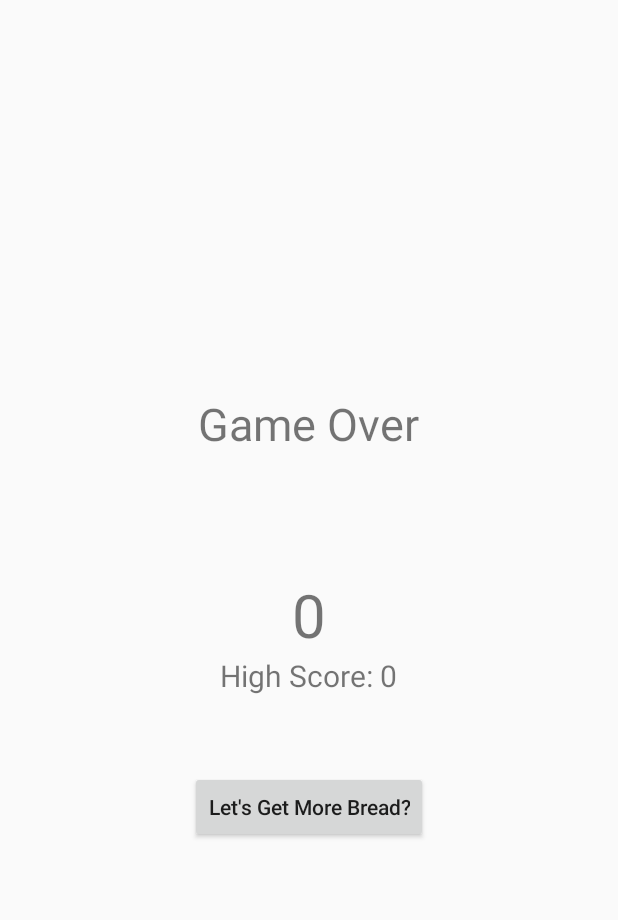
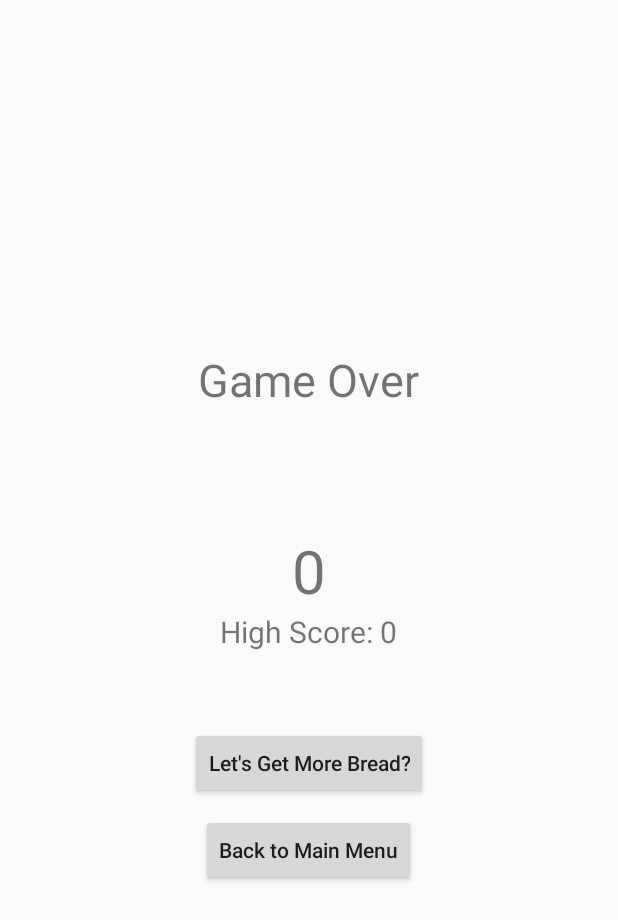
Before and after one commit to thehanriver/Lets-Get-This-Bread, an Android app: the ResultScreen screen opened directly, with no data from a screen before it, on a phone screen of 412 x 824 dp. Shown: the top 920 px of the screen. Run offline under Robolectric (Android 15) with nearby library versions, the phone set to English and light mode, and no system bars.

Commit message:
Added button function for start and end screen
buttons are linked to layouts

```diff
--- a/app/src/main/AndroidManifest.xml
+++ b/app/src/main/AndroidManifest.xml
@@ -9,7 +9,8 @@
         android:roundIcon="@drawable/bread_icon"
         android:supportsRtl="true"
         android:theme="@style/AppTheme">
-        <activity android:name=".MainActivity">
+        <activity android:name=".StartScreen"
+            android:screenOrientation="portrait">
             <intent-filter>
                 <action android:name="android.intent.action.MAIN" />
 
@@ -17,7 +18,7 @@
             </intent-filter>
         </activity>
         <activity android:name=".ResultScreen" />
-        <activity android:name=".StartScreen"></activity>
+        <activity android:name=".MainActivity"></activity>
     </application>
 
 </manifest>
--- a/app/src/main/res/layout/activity_result_screen.xml
+++ b/app/src/main/res/layout/activity_result_screen.xml
@@ -38,4 +38,12 @@
         android:textAllCaps="false"
         android:onClick="tryAgain"/>
 
+    <Button
+        android:layout_width="wrap_content"
+        android:layout_height="wrap_content"
+        android:layout_marginTop="10sp"
+        android:text="@string/menu"
+        android:textAllCaps="false"
+        android:onClick="backStart"/>
+
 </LinearLayout>
--- a/app/src/main/res/values/strings.xml
+++ b/app/src/main/res/values/strings.xml
@@ -3,6 +3,7 @@
     <string name="score">Score: 300</string>
     <string name="tap">Tap to Start</string>
     <string name="over">Game Over</string>
+    <string name="menu">Back to Main Menu</string>
     <string name="again">Let\'s Get More Bread?</string>
 
 </resources>
```
Also changed, not shown: app/src/main/java/com/example/eddie/letsgetthisbread/MainActivity.java (+14 -0 lines), app/src/main/java/com/example/eddie/letsgetthisbread/ResultScreen.java (+18 -0 lines), app/src/main/java/com/example/eddie/letsgetthisbread/StartScreen.java (added, +33 -0 lines).
